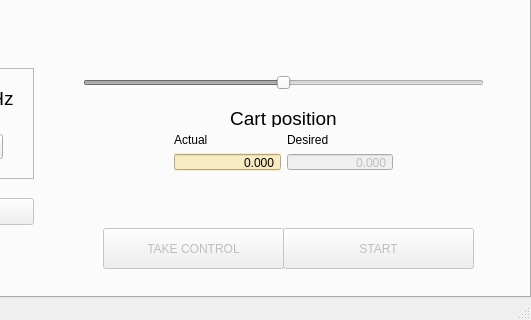
Before: the Qt Designer form mainwindow.ui in szkulisz/mgr_gui, drawn with Qt 5; both pictures show x 749 to 1280 and y 448 to 768 of the 1280 by 768 pixel window.
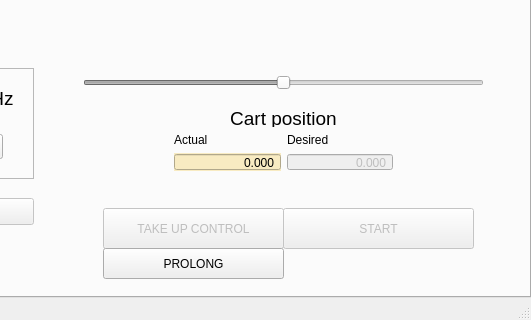
After: the same form once the commit is applied. Custom widgets are drawn as their Qt base class.

Commit message: w trakcie take control

```diff
--- a/mainwindow.ui
+++ b/mainwindow.ui
@@ -35,6 +35,9 @@
       <verstretch>0</verstretch>
      </sizepolicy>
     </property>
+    <property name="styleSheet">
+     <string notr="true"/>
+    </property>
     <property name="currentIndex">
      <number>1</number>
     </property>
@@ -302,13 +305,13 @@
       <property name="geometry">
        <rect>
         <x>850</x>
-        <y>650</y>
+        <y>630</y>
         <width>181</width>
         <height>41</height>
        </rect>
       </property>
       <property name="text">
-       <string>TAKE CONTROL</string>
+       <string>TAKE UP CONTROL</string>
       </property>
      </widget>
      <widget class="QPushButton" name="bStart">
@@ -318,7 +321,7 @@
       <property name="geometry">
        <rect>
         <x>1030</x>
-        <y>650</y>
+        <y>630</y>
         <width>191</width>
         <height>41</height>
        </rect>
@@ -1290,6 +1293,28 @@
        <string>Accept new parameters</string>
       </property>
      </widget>
+     <widget class="QPushButton" name="bControl_2">
+      <property name="enabled">
+       <bool>true</bool>
+      </property>
+      <property name="geometry">
+       <rect>
+        <x>850</x>
+        <y>670</y>
+        <width>181</width>
+        <height>31</height>
+       </rect>
+      </property>
+      <property name="autoFillBackground">
+       <bool>false</bool>
+      </property>
+      <property name="styleSheet">
+       <string notr="true">selection-color: rgb(212, 140, 30);</string>
+      </property>
+      <property name="text">
+       <string>PROLONG</string>
+      </property>
+     </widget>
     </widget>
    </widget>
   </widget>
```
Left out of the diff: 2 changed lines with no effect on the pictures. The commit also changes 2 other files.
